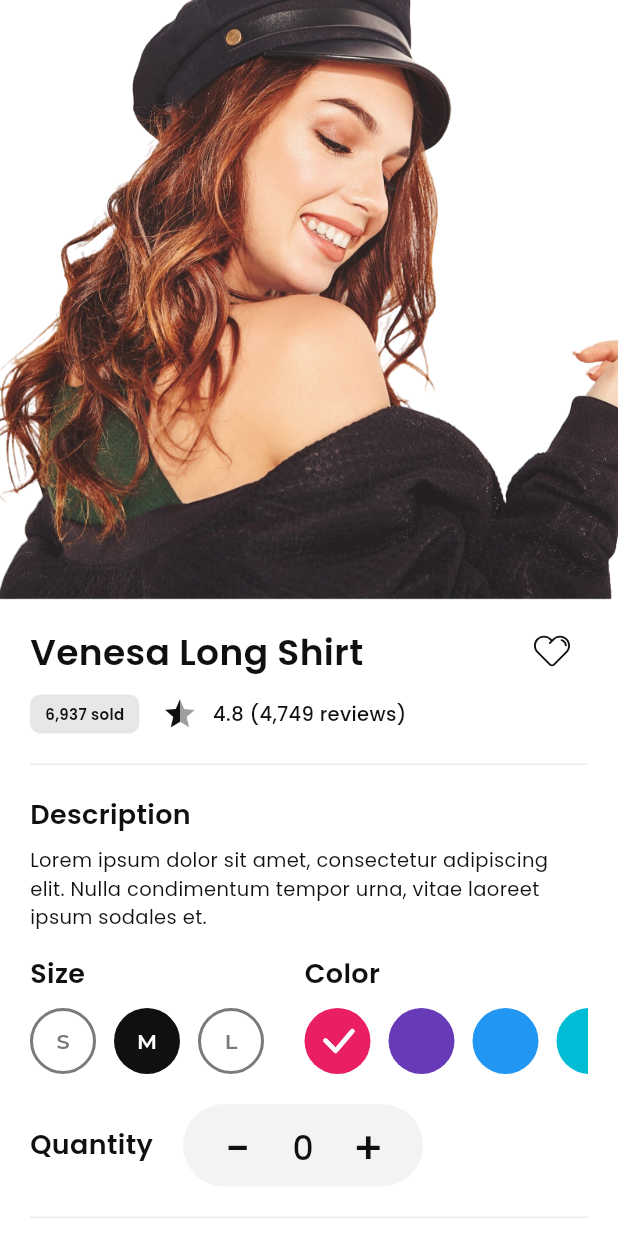
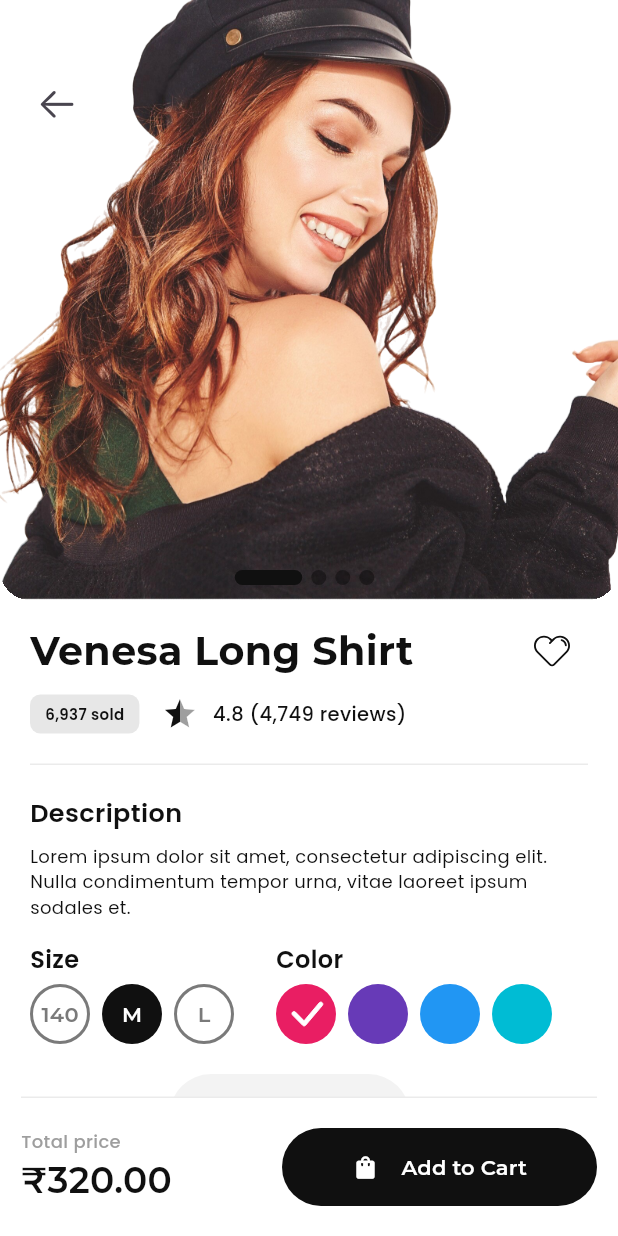
Before and after one commit to Aman-Singh-Rawat/E-Commerce-App, a Flutter app: the screen it shows after launch, on a phone screen of 412 x 824 dp. Run offline on Flutter 3.47's test engine with Material 3 defaults, Android fonts, the phone set to English and light mode, and no system bars; drawn by our look-alikes of carousel_slider, flutter_rating_bar; our stand-ins replace flutter_svg, google_fonts, intl_phone_field, transparent_image; missing offline and left inert: dart:ffi.

Commit message:
complete product_detail_screen

```diff
--- a/lib/ui/screens/home/product_detail_screen.dart
+++ b/lib/ui/screens/home/product_detail_screen.dart
@@ -1,9 +1,10 @@
+import 'package:flutter/cupertino.dart';
 import 'package:flutter/material.dart';
 import 'package:flutter_rating_bar/flutter_rating_bar.dart';
 import 'package:flutter_svg/flutter_svg.dart';
 import 'package:google_fonts/google_fonts.dart';
-import 'package:shoesy/ui/widgets/custom_button.dart';
 import 'package:shoesy/ui/widgets/product_detail_color.dart';
+import 'package:shoesy/ui/widgets/product_detail_screen_img.dart';
 import 'package:shoesy/ui/widgets/product_detail_size.dart';
 import 'package:shoesy/ui/widgets/quantity_increase_decrease.dart';
 import 'package:shoesy/ui/widgets/quantity_of_sold_item.dart';
@@ -15,15 +16,28 @@ class ProductDetailScreen extends StatelessWidget {
   Widget build(BuildContext context) {
     return Scaffold(
       backgroundColor: Colors.white,
-      body: SingleChildScrollView(
+      body: Column(
+        children: [
+          Expanded(
+            child: SingleChildScrollView(
               child: Column(
                 mainAxisAlignment: MainAxisAlignment.start,
                 children: [
-            Image.asset(
-              "assets/images/img_offer_girl.png",
-              width: double.infinity,
-              height: 400,
-              fit: BoxFit.cover,
+                  Stack(
+                    children: [
+                      Positioned(
+                        top: 45,
+                        left: 14,
+                        child: IconButton(
+                          onPressed: () { Navigator.pop(context); },
+                          icon: const Icon(
+                            CupertinoIcons.arrow_left,
+                            size: 28,
+                          ),
+                        ),
+                      ),
+                      const ProductDetailScreenImg(),
+                    ],
                   ),
                   Padding(
                     padding: const EdgeInsets.symmetric(horizontal: 20),
@@ -35,12 +49,17 @@ class ProductDetailScreen extends StatelessWidget {
                           mainAxisAlignment: MainAxisAlignment.spaceBetween,
                           crossAxisAlignment: CrossAxisAlignment.center,
                           children: [
-                      Text(
+                            Flexible(
+                              child: Text(
                                 "Venesa Long Shirt",
-                        style: GoogleFonts.poppins(
+                                maxLines: 1,
+                                overflow: TextOverflow.ellipsis,
+                                textScaler: const TextScaler.linear(1.1),
+                                style: GoogleFonts.montserrat(
                                   color: const Color(0xFF101010),
                                   fontSize: 24,
-                          fontWeight: FontWeight.w600,
+                                  fontWeight: FontWeight.bold,
+                                ),
                               ),
                             ),
                             IconButton(
@@ -99,7 +118,7 @@ class ProductDetailScreen extends StatelessWidget {
                           "Description",
                           style: GoogleFonts.poppins(
                             color: const Color(0xFF101010),
-                      fontSize: 18,
+                            fontSize: 17,
                             fontWeight: FontWeight.w600,
                           ),
                         ),
@@ -108,7 +127,7 @@ class ProductDetailScreen extends StatelessWidget {
                           "Lorem ipsum dolor sit amet, consectetur adipiscing elit. Nulla condimentum tempor urna, vitae laoreet ipsum sodales et.",
                           style: GoogleFonts.poppins(
                             color: const Color(0xFF101010),
-                      fontSize: 13,
+                            fontSize: 12,
                           ),
                         ),
                         const SizedBox(height: 15),
@@ -117,7 +136,7 @@ class ProductDetailScreen extends StatelessWidget {
                           child: Row(
                             children: [
                               ProductDetailSize(),
-                        SizedBox(width: 15),
+                              SizedBox(width: 20),
                               ProductDetailColor(),
                             ],
                           ),
@@ -125,6 +144,17 @@ class ProductDetailScreen extends StatelessWidget {
                         const SizedBox(height: 20),
                         const QuantityIncreaseDecrease(),
                         const SizedBox(height: 20),
+                      ],
+                    ),
+                  )
+                ],
+              ),
+            ),
+          ),
+          Padding(
+            padding: const EdgeInsets.symmetric(horizontal: 14),
+            child: Column(
+              children: [
                 Container(
                   height: 1,
                   width: double.infinity,
@@ -134,7 +164,7 @@ class ProductDetailScreen extends StatelessWidget {
                 Row(
                   children: [
                     SizedBox(
-                        width: 130,
+                      width: 150,
                       child: Column(
                         crossAxisAlignment: CrossAxisAlignment.start,
                         children: [
@@ -143,13 +173,14 @@ class ProductDetailScreen extends StatelessWidget {
                             style: GoogleFonts.poppins(
                               fontWeight: FontWeight.w500,
                               color: Colors.grey,
+                              fontSize: 12,
                             ),
                           ),
                           Text(
-                              "₹320.000",
+                            "₹320.00",
                             maxLines: 1,
                             overflow: TextOverflow.ellipsis,
-                              style: GoogleFonts.poppins(
+                            style: GoogleFonts.montserrat(
                               color: const Color(0xFF101010),
                               fontSize: 24,
                               fontWeight: FontWeight.w600,
@@ -181,7 +212,7 @@ class ProductDetailScreen extends StatelessWidget {
                                   style: GoogleFonts.montserrat(
                                     fontWeight: FontWeight.w600,
                                     color: Colors.white,
-                                      fontSize: 16,
+                                    fontSize: 14,
                                   ),
                                 ),
                               ],
@@ -196,7 +227,6 @@ class ProductDetailScreen extends StatelessWidget {
           )
         ],
       ),
-      ),
     );
   }
 }
--- a/lib/ui/widgets/product_detail_color.dart
+++ b/lib/ui/widgets/product_detail_color.dart
@@ -33,18 +33,18 @@ class _ProductDetailColorState extends State<ProductDetailColor> {
           style: GoogleFonts.poppins(
             color: const Color(0xFF101010),
             fontWeight: FontWeight.w600,
-            fontSize: 18,
+            fontSize: 16,
           ),
         ),
-        const SizedBox(height: 10),
+        const SizedBox(height: 5),
         Row(
           children: List.generate(
             productColor.length,
                 (index) {
               return Container(
-                margin: const EdgeInsets.only(right: 12),
-                width: 44,
-                height: 44,
+                margin: const EdgeInsets.only(right: 8),
+                width: 40,
+                height: 40,
                 decoration: BoxDecoration(
                   color: productColor[index],
                   borderRadius: const BorderRadius.all(
--- /dev/null
+++ b/lib/ui/widgets/product_detail_screen_img.dart
@@ -0,0 +1,76 @@
+import 'package:carousel_slider/carousel_slider.dart';
+import 'package:flutter/cupertino.dart';
+import 'package:flutter/material.dart';
+import 'package:shoesy/utils/property.dart';
+
+import '../../utils/profile_enum.dart';
+
+class ProductDetailScreenImg extends StatefulWidget {
+  const ProductDetailScreenImg({super.key});
+
+  @override
+  State<ProductDetailScreenImg> createState() => _ProductDetailScreenImgState();
+}
+
+class _ProductDetailScreenImgState extends State<ProductDetailScreenImg> {
+  int _currentPage = 0;
+
+  AnimatedContainer _buildDots({int? index}) {
+    return AnimatedContainer(
+      duration: const Duration(milliseconds: 200),
+      decoration: BoxDecoration(
+        borderRadius: const BorderRadius.all(
+          Radius.circular(50),
+        ),
+        color: _currentPage == index
+            ? const Color(0xFF101010)
+            : Colors.black38,
+      ),
+      margin: const EdgeInsets.only(right: 6),
+      height: 10,
+      curve: Curves.easeIn,
+      width: _currentPage == index ? 45 : 10,
+    );
+  }
+
+  @override
+  Widget build(BuildContext context) {
+    return CarouselSlider(
+        items: offersList.map((offer) {
+          return Stack(
+            children: [
+              ClipRRect(
+                clipBehavior: Clip.hardEdge,
+                borderRadius: const BorderRadius.all(Radius.circular(20)),
+                child: Image.asset(
+                  offer[Offers.offerImage]!,
+                  height: double.infinity,
+                  fit: BoxFit.cover,
+                ),
+              ),
+              Align(
+                alignment: Alignment.bottomCenter,
+                child: Padding(
+                  padding: const EdgeInsets.only(bottom: 10),
+                  child: Row(
+                    mainAxisAlignment: MainAxisAlignment.center,
+                    children: List.generate(
+                      4,
+                      (listIndex) => _buildDots(index: listIndex),
+                    ),
+                  ),
+                ),
+              )
+            ],
+          );
+        }).toList(),
+        options: CarouselOptions(
+          height: 400,
+          autoPlay: true,
+          onPageChanged: (index, reason) => setState(() {
+            _currentPage = index;
+          }),
+          viewportFraction: 1.0,
+        ));
+  }
+}
--- a/lib/ui/widgets/product_detail_size.dart
+++ b/lib/ui/widgets/product_detail_size.dart
@@ -10,7 +10,7 @@ class ProductDetailSize extends StatefulWidget {
 }
 
 class _ProductDetailSizeState extends State<ProductDetailSize> {
-  final List<String> sizeList = ["S", "M", "L"];
+  final List<String> sizeList = ["140", "M", "L"];
   int _selectedIndex = 1;
 
   @override
@@ -23,18 +23,18 @@ class _ProductDetailSizeState extends State<ProductDetailSize> {
           style: GoogleFonts.poppins(
             color: const Color(0xFF101010),
             fontWeight: FontWeight.w600,
-            fontSize: 18,
+            fontSize: 16,
           ),
         ),
-        const SizedBox(height: 10),
+        const SizedBox(height: 5),
         Row(
           children: List.generate(
             3,
                 (index) {
               return Container(
-                margin: const EdgeInsets.only(right: 12),
-                width: 44,
-                height: 44,
+                margin: const EdgeInsets.only(right: 8),
+                width: 40,
+                height: 40,
                 decoration: BoxDecoration(
                   color: _selectedIndex == index
                       ? const Color(0xFF101010)
--- a/lib/ui/widgets/quantity_increase_decrease.dart
+++ b/lib/ui/widgets/quantity_increase_decrease.dart
@@ -22,7 +22,7 @@ class _QuantityIncreaseDecreaseState extends State<QuantityIncreaseDecrease> {
           style: GoogleFonts.poppins(
             color: const Color(0xFF101010),
             fontWeight: FontWeight.w600,
-            fontSize: 18,
+            fontSize: 16,
           ),
         ),
         const SizedBox(width: 20),
```
Lines whose indentation alone changed are shown as unchanged.
